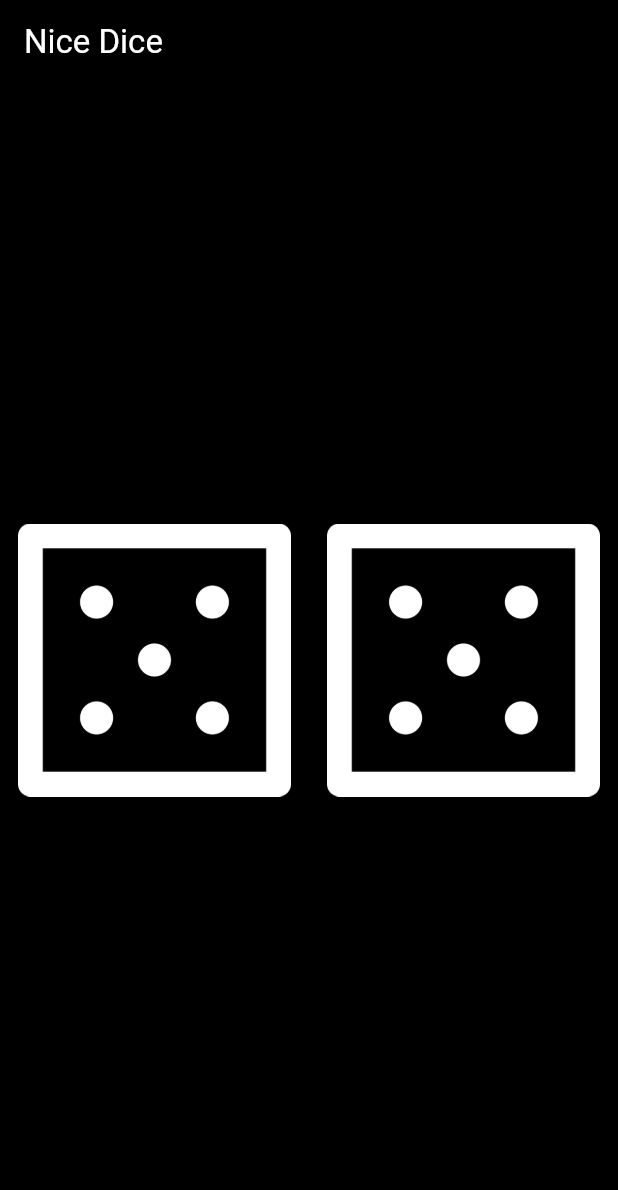
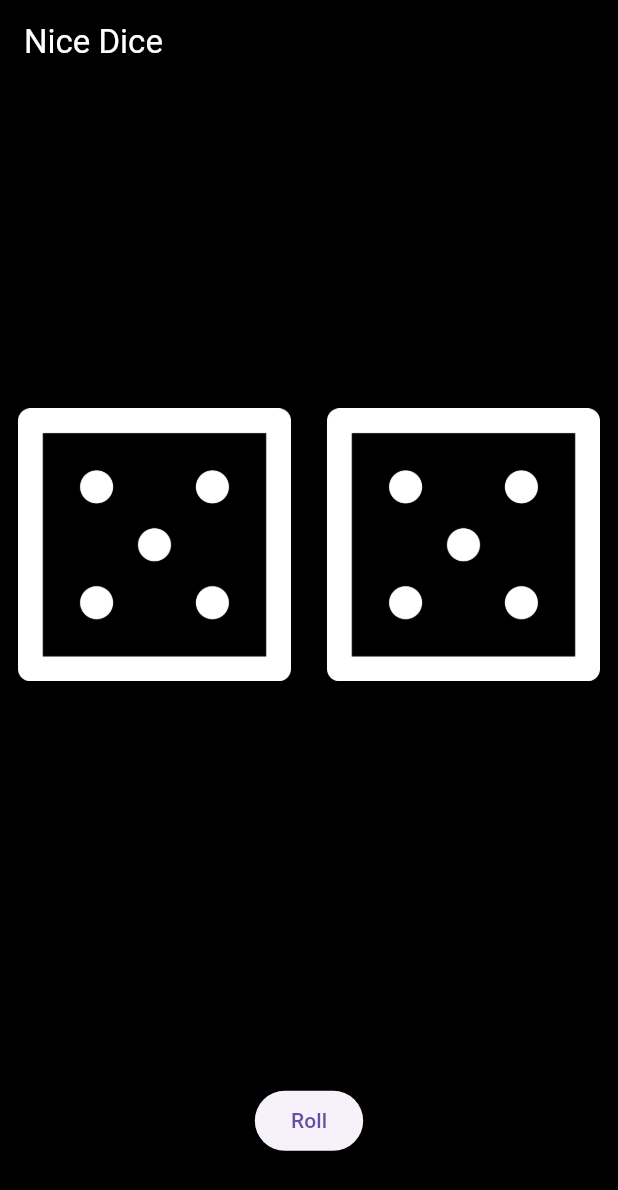
Before and after one commit to jeremejazz/nicedice, a Flutter app: the screen it shows after launch, on a phone screen of 412 x 824 dp. Shown: the top 1190 px of the screen. Run offline on Flutter 3.47's test engine with Material 3 defaults, Android fonts, the light colour scheme and no system bars.

Commit message:
chore: add individual roll and roll dice

```diff
--- a/lib/src/pages/dice_page.dart
+++ b/lib/src/pages/dice_page.dart
@@ -38,9 +38,10 @@ void rollDice() {
   Widget build(BuildContext context) {
     return Center(
       child: Column(
+        mainAxisAlignment: MainAxisAlignment.center,
         children: [
           Expanded(
-            flex: 12,
+            flex: 4,
             child: Row(
             children: <Widget>[
               Expanded(
@@ -48,7 +49,12 @@ void rollDice() {
                       style: TextButton.styleFrom(
                         splashFactory: NoSplash.splashFactory,
                       ),
-                      onPressed: rollDice,
+                      onPressed: (){
+                        setState(() {
+                          leftDiceNumber = Random().nextInt(6) + 1;
+                        });
+
+                      },
                       child: Image.asset('assets/images/dice/dice$leftDiceNumber.png'))),
 
               Expanded(
@@ -56,11 +62,25 @@ void rollDice() {
                       style: TextButton.styleFrom(
                         splashFactory: NoSplash.splashFactory,
                       ),
-                      onPressed: rollDice ,
+                      onPressed: (){
+                        setState(() {
+                          rightDiceNumber = Random().nextInt(6) + 1;
+                        });
+
+                      },
                       child: Image.asset('assets/images/dice/dice$rightDiceNumber.png')))
              ],
                     ),
           ),
+          Expanded(
+            flex: 1,
+            child: Row(
+              mainAxisAlignment: MainAxisAlignment.center,
+              children: [
+                ElevatedButton(onPressed: rollDice,child: Text("Roll"),)
+              ],
+            ),
+          )
 
         ],
       ),
```
